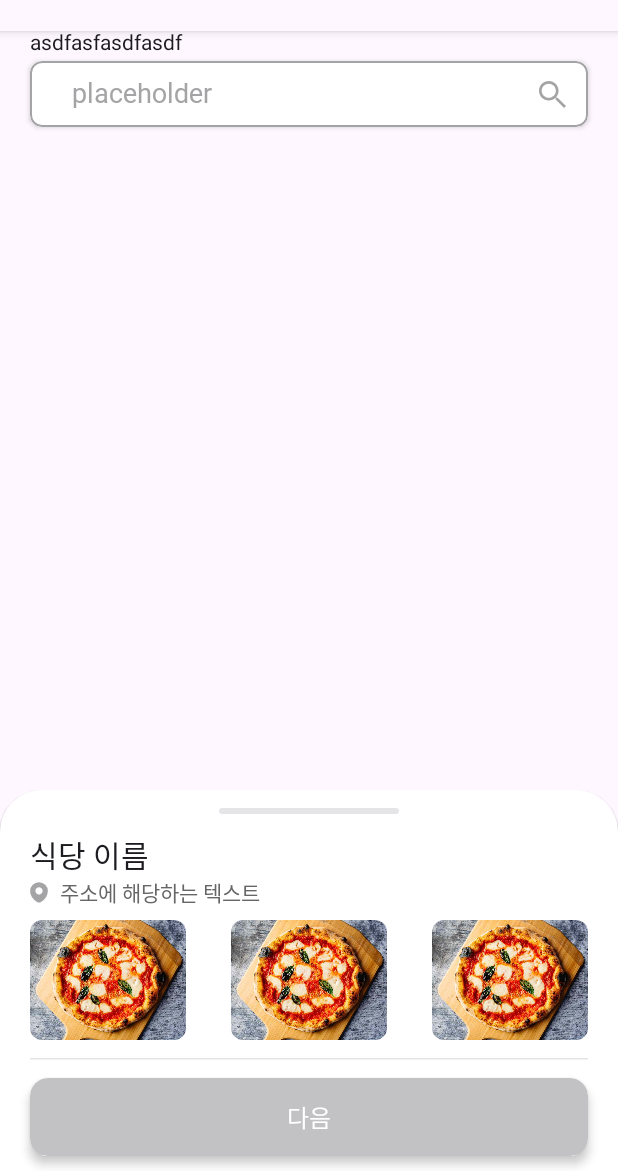
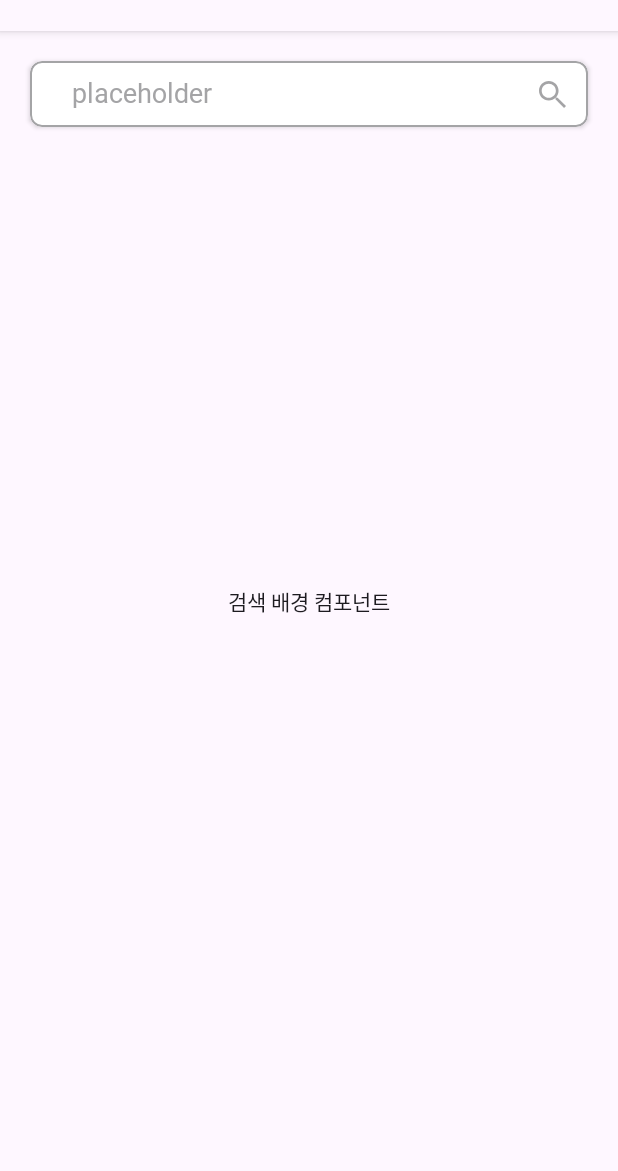
Before and after one commit to OurMenu/OurMenu-Android-V2, an Android app built with Jetpack Compose: the @Preview function AddMenuScreenPreview, on a phone screen of 412 x 824 dp, the part 65-1236 px from its top. Run offline under Robolectric (Android 15) with nearby library versions, the phone set to English and light mode, and no system bars; Roboto replaces fonts that are not available here.

Commit message:
[refactor]: AddMenuScreen의 메인 화면 Box로 변경(#22)

```diff
--- a/app/src/main/java/com/kuit/ourmenu/ui/addmenu/screen/AddMenuScreen.kt
+++ b/app/src/main/java/com/kuit/ourmenu/ui/addmenu/screen/AddMenuScreen.kt
@@ -1,8 +1,10 @@
 package com.kuit.ourmenu.ui.addmenu.screen
 
 import androidx.compose.foundation.background
+import androidx.compose.foundation.layout.Arrangement
 import androidx.compose.foundation.layout.Box
 import androidx.compose.foundation.layout.Column
+import androidx.compose.foundation.layout.fillMaxSize
 import androidx.compose.foundation.layout.fillMaxWidth
 import androidx.compose.foundation.layout.height
 import androidx.compose.foundation.layout.padding
@@ -37,7 +39,7 @@ import com.kuit.ourmenu.ui.theme.ourMenuTypography
 @Composable
 fun AddMenuScreen(modifier: Modifier = Modifier) {
     val scaffoldState = rememberBottomSheetScaffoldState()
-    val showBottomSheet by remember { mutableStateOf(true) }
+    val showBottomSheet by remember { mutableStateOf(false) }
     var searchText by rememberSaveable { mutableStateOf("") }
 
     BottomSheetScaffold(
@@ -76,27 +78,35 @@ fun AddMenuScreen(modifier: Modifier = Modifier) {
             }
         }
     ) {
-        //전체 화면 구성, 지도는 추가 예정
-//        Column(modifier = Modifier.padding(horizontal = 20.dp)) {
-//            Spacer(modifier = Modifier.height(12.dp))
-//            SearchBar(
-//                text = searchText,
-//                onTextChange = { searchText = it },
-//            ){
-//                //onSearch 함수
-//            }
-//        }
-        Box(modifier = Modifier.padding(horizontal = 20.dp)){
+        Box(modifier = Modifier.padding(horizontal = 20.dp)) {
+            if (showBottomSheet) {
+                //지도 컴포넌트
+                Column(
+                    modifier = Modifier.fillMaxSize(),
+                    verticalArrangement = Arrangement.Center,
+                    horizontalAlignment = Alignment.CenterHorizontally
+                ) {
+                    Text("지도 컴포넌트")
+                }
+            } else {
+                //검색 컴포넌트
+                Column(
+                    modifier = Modifier.fillMaxSize(),
+                    verticalArrangement = Arrangement.Center,
+                    horizontalAlignment = Alignment.CenterHorizontally
+                ) {
+                    Text("검색 배경 컴포넌트")
+                }
+
+            }
 
             SearchBar(
                 modifier = Modifier.padding(top = 20.dp),
                 text = searchText,
                 onTextChange = { searchText = it },
-            ){
+            ) {
                 //onSearch 함수
             }
-
-            Text("asdfasfasdfasdf")
 
         }
     }
```
